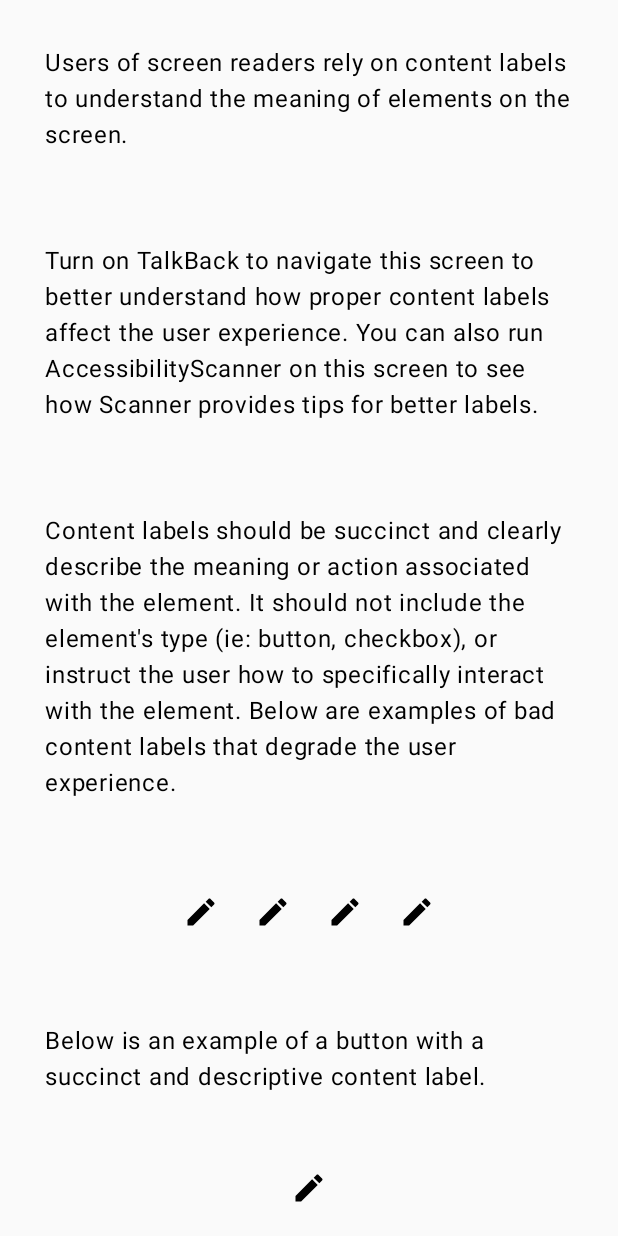
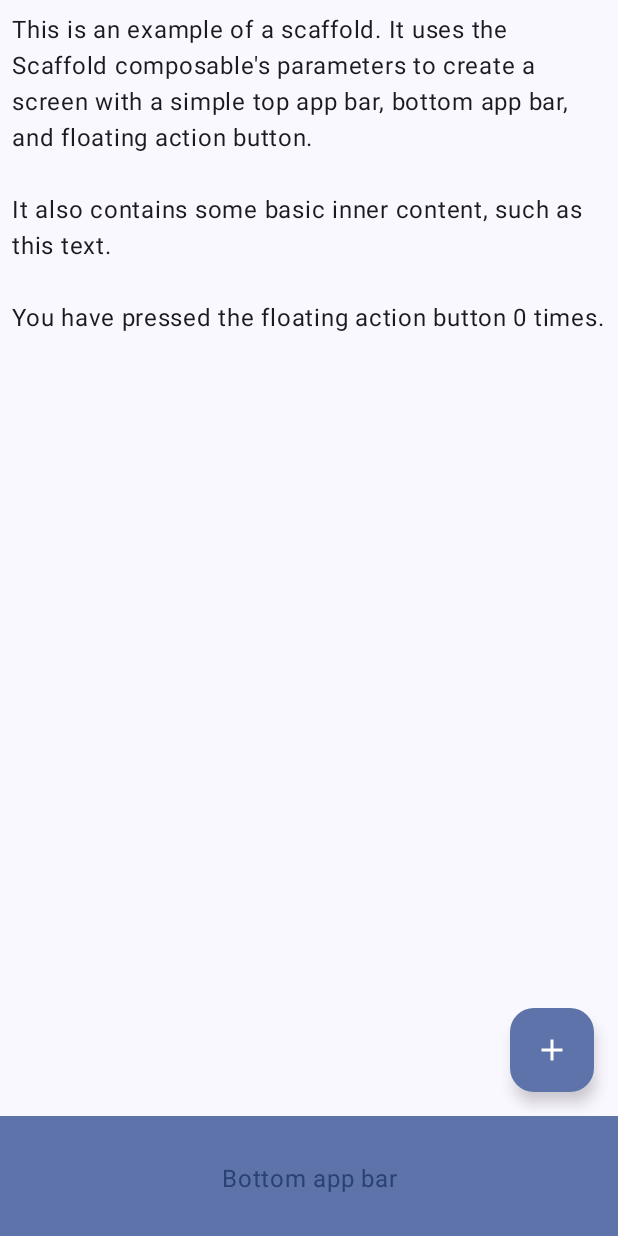
Before and after one commit to ashupandey1620/ComposePractice, an Android app built with Jetpack Compose: the screen it shows after launch (MainActivity), on a phone screen of 412 x 824 dp. Run offline under Robolectric (Android 15) with nearby library versions, the phone set to English and light mode, and no system bars.

Commit message:
Bottom App BAr

```diff
--- a/app/src/main/java/com/ridesage/composepractice/MainActivity.kt
+++ b/app/src/main/java/com/ridesage/composepractice/MainActivity.kt
@@ -39,7 +39,7 @@ class MainActivity : ComponentActivity() {
 
         setContent {
             ComposePracticeTheme {
-                SpeakableText()
+                ScaffoldExample()
             }
         }
     }
--- /dev/null
+++ b/app/src/main/java/com/ridesage/composepractice/ScaffoldExample.kt
@@ -0,0 +1,72 @@
+@file:OptIn(ExperimentalMaterial3Api::class)
+
+package com.ridesage.composepractice
+
+import androidx.compose.foundation.layout.Arrangement
+import androidx.compose.foundation.layout.Column
+import androidx.compose.foundation.layout.fillMaxWidth
+import androidx.compose.foundation.layout.padding
+import androidx.compose.material.icons.Icons
+import androidx.compose.material.icons.filled.Add
+import androidx.compose.material3.BottomAppBar
+import androidx.compose.material3.ExperimentalMaterial3Api
+import androidx.compose.material3.FloatingActionButton
+import androidx.compose.material3.Icon
+import androidx.compose.material3.MaterialTheme
+import androidx.compose.material3.Scaffold
+import androidx.compose.material3.Text
+import androidx.compose.material3.TopAppBar
+import androidx.compose.runtime.Composable
+import androidx.compose.runtime.getValue
+import androidx.compose.runtime.mutableStateOf
+import androidx.compose.runtime.remember
+import androidx.compose.runtime.setValue
+import androidx.compose.ui.Modifier
+import androidx.compose.ui.text.style.TextAlign
+import androidx.compose.ui.unit.dp
+
+@Composable
+fun ScaffoldExample() {
+
+    var presses by remember{(mutableStateOf(0))}
+
+    Scaffold(
+
+        bottomBar = {
+            BottomAppBar(
+                containerColor = MaterialTheme.colorScheme.primaryContainer,
+                contentColor = MaterialTheme.colorScheme.primary,
+            ) {
+                Text(
+                    modifier = Modifier
+                        .fillMaxWidth(),
+                    textAlign = TextAlign.Center,
+                    text = "Bottom app bar",
+                )
+            }
+        },
+        floatingActionButton = {
+            FloatingActionButton(onClick = { presses++ }) {
+                Icon(Icons.Default.Add, contentDescription = "Add")
+            }
+        }
+    ) { innerPadding ->
+        Column(
+            modifier = Modifier
+                .padding(innerPadding),
+            verticalArrangement = Arrangement.spacedBy(16.dp),
+        ) {
+            Text(
+                modifier = Modifier.padding(8.dp),
+                text =
+                """
+                    This is an example of a scaffold. It uses the Scaffold composable's parameters to create a screen with a simple top app bar, bottom app bar, and floating action button.
+
+                    It also contains some basic inner content, such as this text.
+
+                    You have pressed the floating action button $presses times.
+                """.trimIndent(),
+            )
+        }
+    }
+}
```
